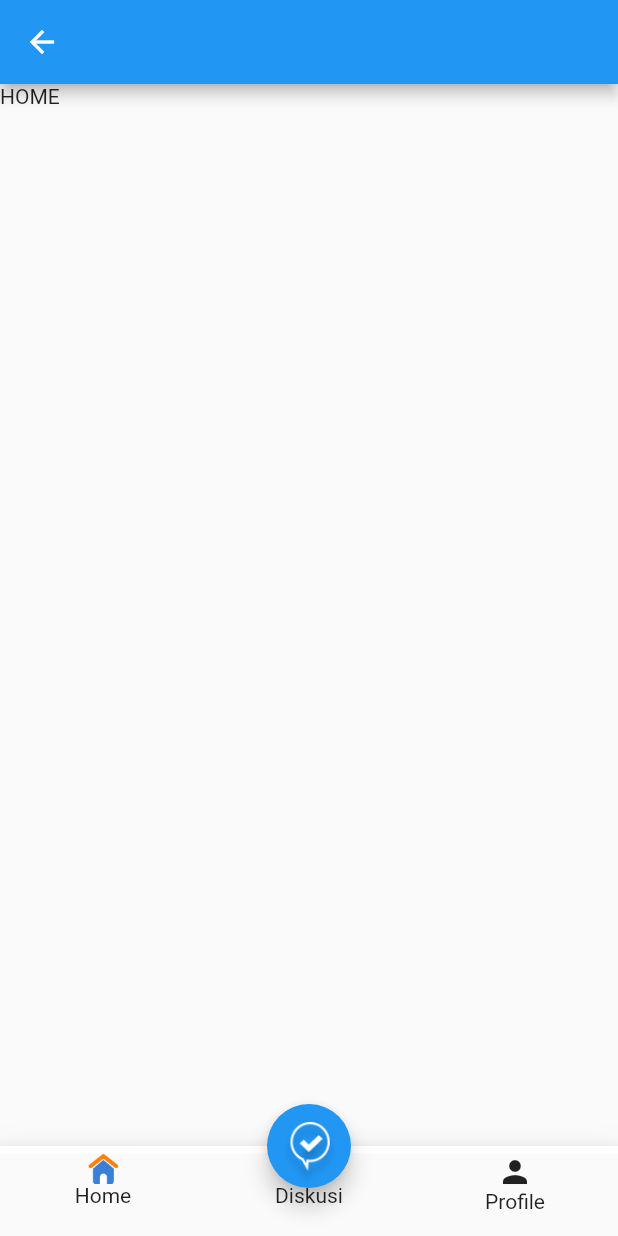
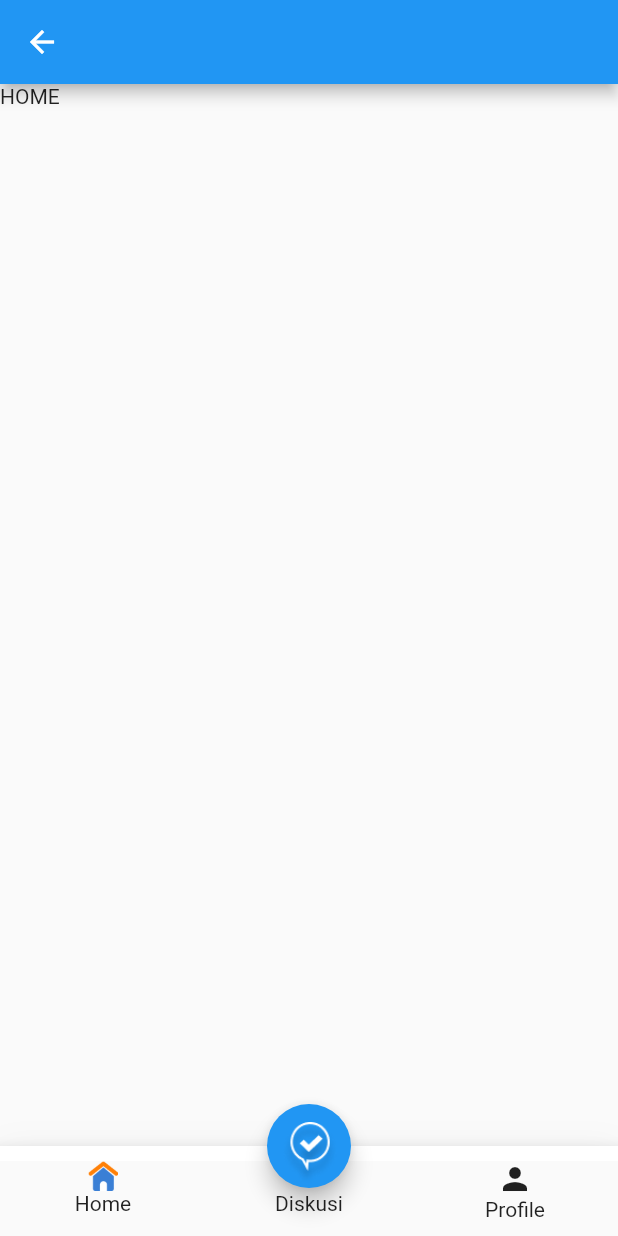
Before and after one commit to kimebmen/latihansoal, a Flutter app: the MainPage screen opened by its route, on a phone screen of 412 x 824 dp. Run offline on Flutter 3.47's test engine with Material 2 defaults, Android fonts, the phone set to English and light mode, and no system bars.

Commit message:
editMainPage

```diff
--- a/lib/view/main_page.dart
+++ b/lib/view/main_page.dart
@@ -64,7 +64,7 @@ class _MainPageState extends State<MainPage> {
               children: [
                 Expanded(
                   child: Padding(
-                    padding: const EdgeInsets.only(top: 5.0),
+                    padding: const EdgeInsets.only(top: 10.0),
                     child: Material(
                       child: InkWell(
                         onTap: () {
@@ -88,7 +88,7 @@ class _MainPageState extends State<MainPage> {
                 ),
                 Expanded(
                   child: Padding(
-                    padding: const EdgeInsets.only(top: 5.0),
+                    padding: const EdgeInsets.only(top: 10.0),
                     child: Material(
                       child: InkWell(
                         child: Column(
@@ -109,7 +109,7 @@ class _MainPageState extends State<MainPage> {
                 ),
                 Expanded(
                   child: Padding(
-                    padding: const EdgeInsets.only(top: 5.0),
+                    padding: const EdgeInsets.only(top: 10.0),
                     child: Material(
                       child: InkWell(
                         onTap: () {
```
